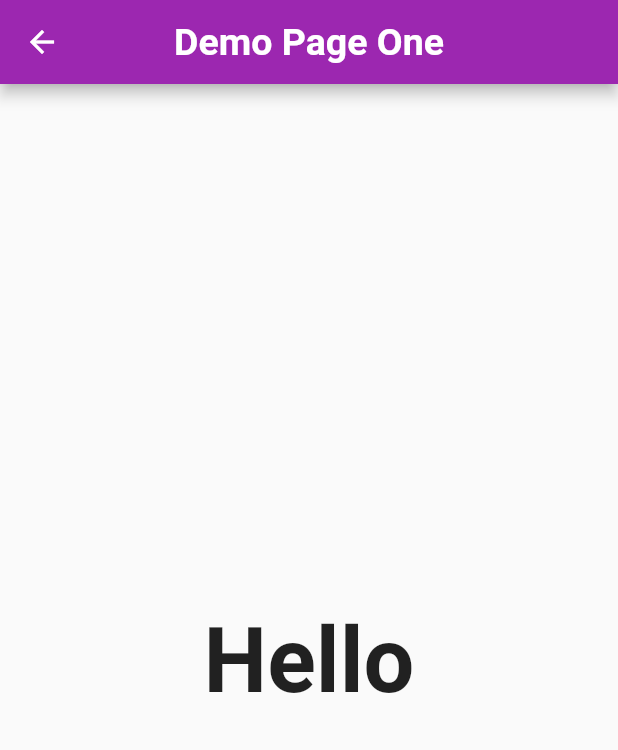
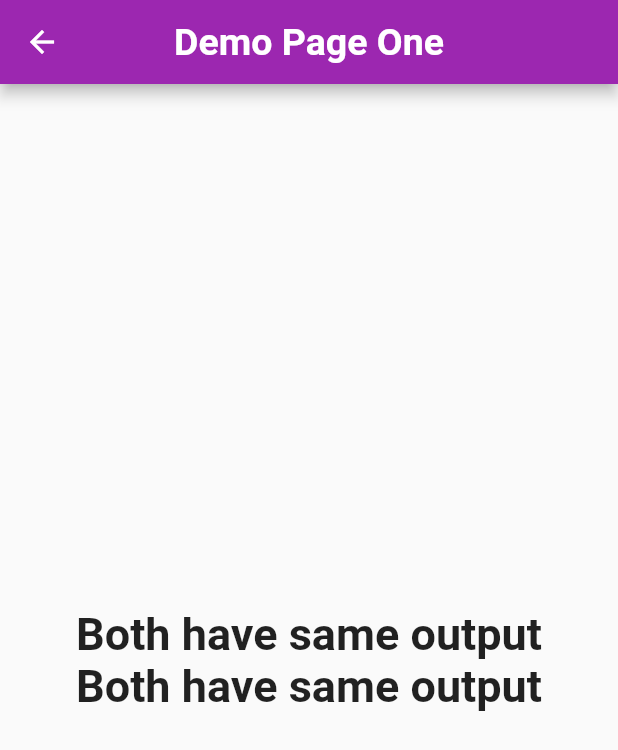
Before and after one commit to MuhammadBilalAkbar/flutter_animate_package, a Flutter app: the screen it shows after launch, after a tap on "Demo Page One", on a phone screen of 412 x 824 dp. Shown: the top 750 px of the screen. Run offline on Flutter 3.47's test engine with Material 2 defaults, Android fonts, the phone set to English and light mode, and no system bars; drawn by our look-alikes of flutter_animate.

Commit message:
Initial commit

```diff
--- a/lib/main.dart
+++ b/lib/main.dart
@@ -32,8 +32,8 @@ class MyApp extends StatelessWidget {
         ),
         elevatedButtonTheme: ElevatedButtonThemeData(
           style: ElevatedButton.styleFrom(
-            minimumSize: const Size(250, 60),
-            textStyle: const TextStyle(fontSize: 30),
+            minimumSize: const Size(250, 50),
+            textStyle: const TextStyle(fontSize: 25),
           ),
         ),
       ),
--- a/lib/pages/demo_page_one.dart
+++ b/lib/pages/demo_page_one.dart
@@ -17,24 +17,20 @@ class DemoPageOne extends StatelessWidget {
             children: [
               // First two children have same output animation
               // 1st => Wrap widget
-              // Animate(
-              //   effects: [
-              //     const FadeEffect(),
-              //     const SlideEffect(),
-              //     ShakeEffect(duration: 1000.ms),
-              //   ],
-              //   child: const Text('Both have same output'),
-              // ),
-              // // 2nd => Extension method
-              // const Text('Both have same output')
-              //     .animate()
-              //     .fade()
-              //     .slide()
-              //     .shake(duration: 1000.ms),
-              Text("Hello").animate()
-                  .fadeIn(duration: 600.ms)
-                  .then(delay: 200.ms) // baseline=800ms
-                  .scaleXY(end: 2)
+              Animate(
+                effects: [
+                  const FadeEffect(),
+                  const SlideEffect(),
+                  ShakeEffect(duration: 1000.ms),
+                ],
+                child: const Text('Both have same output'),
+              ),
+              // 2nd => Extension method
+              const Text('Both have same output')
+                  .animate()
+                  .fade()
+                  .slide()
+                  .shake(duration: 1000.ms),
             ],
           ),
         ),
--- a/lib/pages/demo_page_two.dart
+++ b/lib/pages/demo_page_two.dart
@@ -15,7 +15,7 @@ class DemoPageTwo extends StatelessWidget {
           child: const Text('Demo Page Two')
               .animate()
               .then()
-              .fade(delay: 500.ms, duration: 2000.ms, begin: .1, end: .8)
+              .fade(delay: 500.ms, duration: 900.ms, begin: .1, end: .8)
               .then()
               .scale()
               .then()
@@ -23,7 +23,7 @@ class DemoPageTwo extends StatelessWidget {
               .then()
               .tint(color: Colors.amber)
               .then()
-              .shake(duration: 1000.ms),
+              .shake(duration: 300.ms),
         ),
       );
 }
--- a/lib/pages/home_page.dart
+++ b/lib/pages/home_page.dart
@@ -6,6 +6,10 @@ import '/pages/demo_page_three.dart';
 import '/pages/demo_page_four.dart';
 import '/pages/demo_page_five.dart';
 import '/pages/demo_page_six.dart';
+import '/pages/callback_effect_page.dart';
+import '/pages/custom_effect_page.dart';
+import '/pages/swap_effect_page.dart';
+import '/pages/toggle_effect_page.dart';
 
 class HomePage extends StatelessWidget {
   const HomePage({super.key, required this.title});
@@ -30,7 +34,7 @@ class HomePage extends StatelessWidget {
                 ),
                 child: const Text('Demo Page One'),
               ),
-              const SizedBox(height: 20),
+              const SizedBox(height: 10),
               ElevatedButton(
                 onPressed: () => Navigator.of(context).push(
                   MaterialPageRoute(
@@ -40,7 +44,7 @@ class HomePage extends StatelessWidget {
                 ),
                 child: const Text('Demo Page Two'),
               ),
-              const SizedBox(height: 20),
+              const SizedBox(height: 10),
               ElevatedButton(
                 onPressed: () => Navigator.of(context).push(
                   MaterialPageRoute(
@@ -50,7 +54,7 @@ class HomePage extends StatelessWidget {
                 ),
                 child: const Text('Demo Page Three'),
               ),
-              const SizedBox(height: 20),
+              const SizedBox(height: 10),
               ElevatedButton(
                 onPressed: () => Navigator.of(context).push(
                   MaterialPageRoute(
@@ -60,7 +64,7 @@ class HomePage extends StatelessWidget {
                 ),
                 child: const Text('Demo Page Four'),
               ),
-              const SizedBox(height: 20),
+              const SizedBox(height: 10),
               ElevatedButton(
                 onPressed: () => Navigator.of(context).push(
                   MaterialPageRoute(
@@ -70,7 +74,7 @@ class HomePage extends StatelessWidget {
                 ),
                 child: const Text('Demo Page Five'),
               ),
-              const SizedBox(height: 20),
+              const SizedBox(height: 10),
               ElevatedButton(
                 onPressed: () => Navigator.of(context).push(
                   MaterialPageRoute(
@@ -80,6 +84,46 @@ class HomePage extends StatelessWidget {
                 ),
                 child: const Text('Demo Page Six'),
               ),
+              const SizedBox(height: 10),
+              ElevatedButton(
+                onPressed: () => Navigator.of(context).push(
+                  MaterialPageRoute(
+                    builder: (context) =>
+                        const CallbackEffectPage(title: 'Callback Effect Page'),
+                  ),
+                ),
+                child: const Text('Callback Effect Page'),
+              ),
+              const SizedBox(height: 10),
+              ElevatedButton(
+                onPressed: () => Navigator.of(context).push(
+                  MaterialPageRoute(
+                    builder: (context) =>
+                        const ToggleEffectPage(title: 'Toggle Effect Page'),
+                  ),
+                ),
+                child: const Text('Toggle Effect Page'),
+              ),
+              const SizedBox(height: 10),
+              ElevatedButton(
+                onPressed: () => Navigator.of(context).push(
+                  MaterialPageRoute(
+                    builder: (context) =>
+                        const CustomEffectPage(title: 'Custom Effect Page'),
+                  ),
+                ),
+                child: const Text('Custom Effect Page'),
+              ),
+              const SizedBox(height: 10),
+              ElevatedButton(
+                onPressed: () => Navigator.of(context).push(
+                  MaterialPageRoute(
+                    builder: (context) =>
+                        const SwapEffectPage(title: 'Swap Effect Page'),
+                  ),
+                ),
+                child: const Text('Swap Effect Page'),
+              ),
             ],
           ),
         ),
```
Also changed, not shown: lib/pages/callback_effect_page.dart (added, +32 -0 lines), lib/pages/custom_effect_page.dart (added, +40 -0 lines), lib/pages/demo_page_four.dart (+11 -1 lines), lib/pages/swap_effect_page.dart (added, +21 -0 lines), lib/pages/toggle_effect_page.dart (added, +21 -0 lines), All_Effects.gif (deleted), 2 other files.
